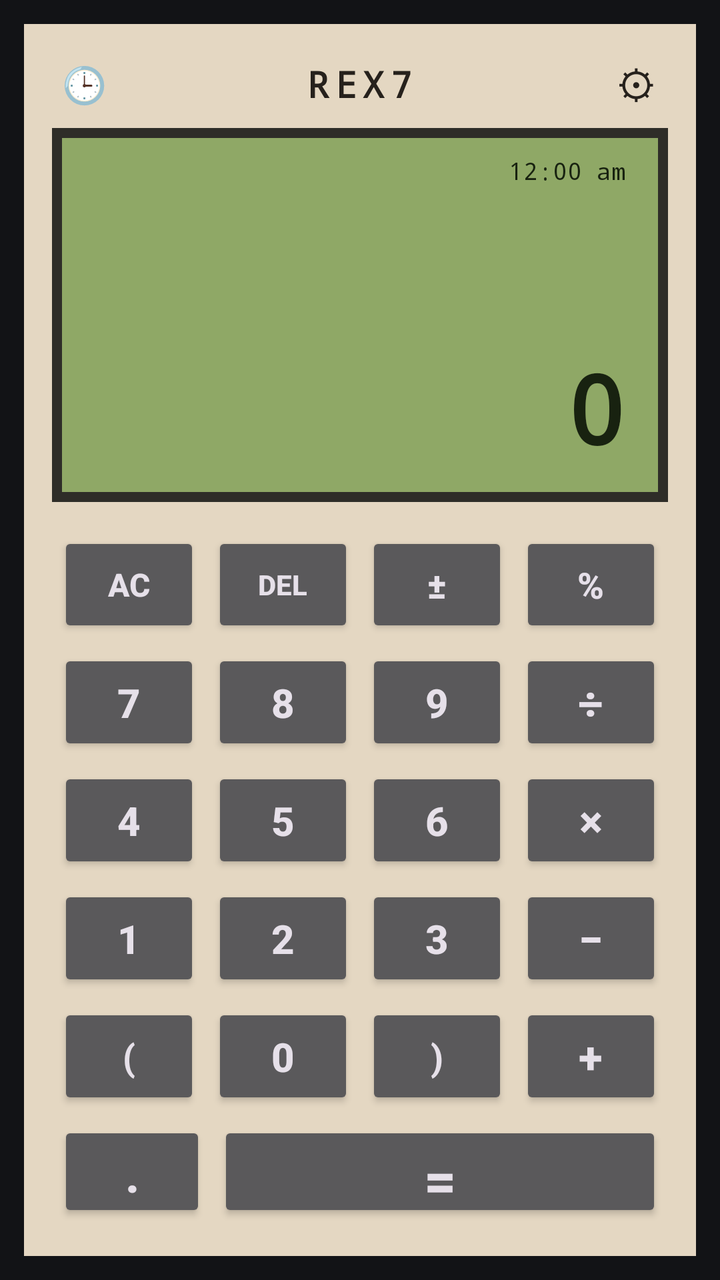
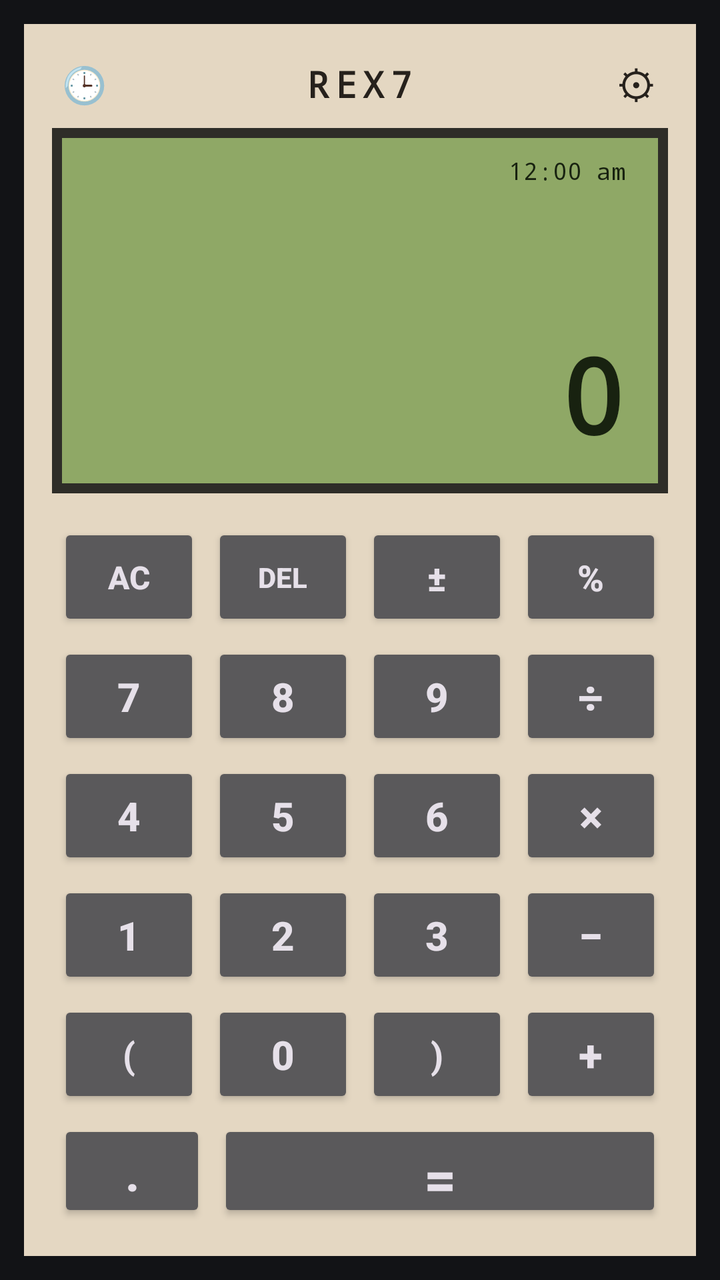

The first picture is an Android layout as it rendered before a commit; the second is the same layout after the commit. The layout source and the unified diff follow.
<!-- AndroidManifest.xml: application theme Theme.REX7Calculator -->
<!-- res/layout/activity_main.xml -->
<?xml version="1.0" encoding="utf-8"?>
<LinearLayout xmlns:android="http://schemas.android.com/apk/res/android"
    android:id="@+id/rootContainer"
    android:layout_width="match_parent"
    android:layout_height="match_parent"
    android:background="#121316"
    android:orientation="vertical"
    android:padding="12dp">

    <LinearLayout
        android:id="@+id/chassisLayout"
        android:layout_width="match_parent"
        android:layout_height="match_parent"
        android:background="#E4D7C2"
        android:orientation="vertical"
        android:padding="14dp">

        
        <RelativeLayout
            android:layout_width="match_parent"
            android:layout_height="32dp">
            <TextView
                android:id="@+id/btnHistory"
                android:layout_width="32dp"
                android:layout_height="32dp"
                android:layout_alignParentStart="true"
                android:gravity="center"
                android:text="🕒"
                android:textSize="18sp" />
            <TextView
                android:id="@+id/tvBrand"
                android:layout_width="wrap_content"
                android:layout_height="wrap_content"
                android:layout_centerInParent="true"
                android:fontFamily="monospace"
                android:letterSpacing="0.18"
                android:text="REX7"
                android:textColor="#26211C"
                android:textSize="18sp"
                android:textStyle="bold" />
            <TextView
                android:id="@+id/btnSettings"
                android:layout_width="32dp"
                android:layout_height="32dp"
                android:layout_alignParentEnd="true"
                android:gravity="center"
                android:text="⚙"
                android:textColor="#26211C"
                android:textSize="20sp" />
        </RelativeLayout>

        
        <LinearLayout
            android:id="@+id/lcdBorderLayout"
            android:layout_width="match_parent"
            android:layout_height="0dp"
            android:layout_weight="0.88"
            android:layout_marginTop="6dp"
            android:layout_marginBottom="12dp"
            android:background="#2E2D28"
            android:padding="5dp">

            <LinearLayout
                android:id="@+id/lcdScreen"
                android:layout_width="match_parent"
                android:layout_height="match_parent"
                android:background="#8FA866"
                android:orientation="vertical"
                android:paddingStart="16dp"
                android:paddingTop="8dp"
                android:paddingEnd="16dp"
                android:paddingBottom="10dp">

                <RelativeLayout
                    android:layout_width="match_parent"
                    android:layout_height="wrap_content">
                    <TextView
                        android:id="@+id/tvLcdClock"
                        android:layout_width="wrap_content"
                        android:layout_height="wrap_content"
                        android:layout_alignParentEnd="true"
                        android:fontFamily="monospace"
                        android:text="12:00 am"
                        android:textColor="#182210"
                        android:textSize="12sp" />
                </RelativeLayout>

                
                <TextView
                    android:id="@+id/tvExpression"
                    android:layout_width="match_parent"
                    android:layout_height="0dp"
                    android:layout_weight="1"
                    android:fontFamily="monospace"
                    android:gravity="end|center_vertical"
                    android:textAlignment="viewEnd"
                    android:letterSpacing="0.03"
                    android:singleLine="true"
                    android:ellipsize="start"
                    android:text=""
                    android:textColor="#182210"
                    android:textSize="40sp"
                    android:textStyle="bold" />

                
                <TextView
                    android:id="@+id/tvResult"
                    android:layout_width="match_parent"
                    android:layout_height="wrap_content"
                    android:fontFamily="monospace"
                    android:gravity="end|bottom"
                    android:textAlignment="viewEnd"
                    android:letterSpacing="0.04"
                    android:singleLine="true"
                    android:ellipsize="none"
                    android:text="0"
                    android:textColor="#182210"
                    android:textSize="48sp"
                    android:textStyle="bold" />
            </LinearLayout>
        </LinearLayout>

        
        <LinearLayout
            android:layout_width="match_parent"
            android:layout_height="0dp"
            android:layout_weight="1.65"
            android:orientation="vertical">

            <LinearLayout android:layout_width="match_parent" android:layout_height="0dp" android:layout_weight="1" android:orientation="horizontal">
                <androidx.appcompat.widget.AppCompatButton android:id="@+id/btnAC" android:layout_width="0dp" android:layout_height="match_parent" android:layout_weight="1" android:layout_margin="3dp" android:text="AC" android:textSize="16sp" android:textStyle="bold" />
                <androidx.appcompat.widget.AppCompatButton android:id="@+id/btnDel" android:layout_width="0dp" android:layout_height="match_parent" android:layout_weight="1" android:layout_margin="3dp" android:text="DEL" android:textSize="14sp" android:textStyle="bold" />
                <androidx.appcompat.widget.AppCompatButton android:id="@+id/btnToggleSign" android:layout_width="0dp" android:layout_height="match_parent" android:layout_weight="1" android:layout_margin="3dp" android:text="±" android:textSize="18sp" android:textStyle="bold" />
                <androidx.appcompat.widget.AppCompatButton android:id="@+id/btnPercent" android:layout_width="0dp" android:layout_height="match_parent" android:layout_weight="1" android:layout_margin="3dp" android:text="%" android:textSize="18sp" android:textStyle="bold" />
            </LinearLayout>

            <LinearLayout android:layout_width="match_parent" android:layout_height="0dp" android:layout_weight="1" android:orientation="horizontal">
                <androidx.appcompat.widget.AppCompatButton android:id="@+id/btn7" android:layout_width="0dp" android:layout_height="match_parent" android:layout_weight="1" android:layout_margin="3dp" android:text="7" android:textSize="20sp" android:textStyle="bold" />
                <androidx.appcompat.widget.AppCompatButton android:id="@+id/btn8" android:layout_width="0dp" android:layout_height="match_parent" android:layout_weight="1" android:layout_margin="3dp" android:text="8" android:textSize="20sp" android:textStyle="bold" />
                <androidx.appcompat.widget.AppCompatButton android:id="@+id/btn9" android:layout_width="0dp" android:layout_height="match_parent" android:layout_weight="1" android:layout_margin="3dp" android:text="9" android:textSize="20sp" android:textStyle="bold" />
                <androidx.appcompat.widget.AppCompatButton android:id="@+id/btnDivide" android:layout_width="0dp" android:layout_height="match_parent" android:layout_weight="1" android:layout_margin="3dp" android:text="÷" android:textSize="22sp" android:textStyle="bold" />
            </LinearLayout>

            <LinearLayout android:layout_width="match_parent" android:layout_height="0dp" android:layout_weight="1" android:orientation="horizontal">
                <androidx.appcompat.widget.AppCompatButton android:id="@+id/btn4" android:layout_width="0dp" android:layout_height="match_parent" android:layout_weight="1" android:layout_margin="3dp" android:text="4" android:textSize="20sp" android:textStyle="bold" />
                <androidx.appcompat.widget.AppCompatButton android:id="@+id/btn5" android:layout_width="0dp" android:layout_height="match_parent" android:layout_weight="1" android:layout_margin="3dp" android:text="5" android:textSize="20sp" android:textStyle="bold" />
                <androidx.appcompat.widget.AppCompatButton android:id="@+id/btn6" android:layout_width="0dp" android:layout_height="match_parent" android:layout_weight="1" android:layout_margin="3dp" android:text="6" android:textSize="20sp" android:textStyle="bold" />
                <androidx.appcompat.widget.AppCompatButton android:id="@+id/btnMultiply" android:layout_width="0dp" android:layout_height="match_parent" android:layout_weight="1" android:layout_margin="3dp" android:text="×" android:textSize="22sp" android:textStyle="bold" />
            </LinearLayout>

            <LinearLayout android:layout_width="match_parent" android:layout_height="0dp" android:layout_weight="1" android:orientation="horizontal">
                <androidx.appcompat.widget.AppCompatButton android:id="@+id/btn1" android:layout_width="0dp" android:layout_height="match_parent" android:layout_weight="1" android:layout_margin="3dp" android:text="1" android:textSize="20sp" android:textStyle="bold" />
                <androidx.appcompat.widget.AppCompatButton android:id="@+id/btn2" android:layout_width="0dp" android:layout_height="match_parent" android:layout_weight="1" android:layout_margin="3dp" android:text="2" android:textSize="20sp" android:textStyle="bold" />
                <androidx.appcompat.widget.AppCompatButton android:id="@+id/btn3" android:layout_width="0dp" android:layout_height="match_parent" android:layout_weight="1" android:layout_margin="3dp" android:text="3" android:textSize="20sp" android:textStyle="bold" />
                <androidx.appcompat.widget.AppCompatButton android:id="@+id/btnMinus" android:layout_width="0dp" android:layout_height="match_parent" android:layout_weight="1" android:layout_margin="3dp" android:text="−" android:textSize="22sp" android:textStyle="bold" />
            </LinearLayout>

            <LinearLayout android:layout_width="match_parent" android:layout_height="0dp" android:layout_weight="1" android:orientation="horizontal">
                <androidx.appcompat.widget.AppCompatButton android:id="@+id/btnParenOpen" android:layout_width="0dp" android:layout_height="match_parent" android:layout_weight="1" android:layout_margin="3dp" android:text="(" android:textSize="18sp" android:textStyle="bold" />
                <androidx.appcompat.widget.AppCompatButton android:id="@+id/btn0" android:layout_width="0dp" android:layout_height="match_parent" android:layout_weight="1" android:layout_margin="3dp" android:text="0" android:textSize="20sp" android:textStyle="bold" />
                <androidx.appcompat.widget.AppCompatButton android:id="@+id/btnParenClose" android:layout_width="0dp" android:layout_height="match_parent" android:layout_weight="1" android:layout_margin="3dp" android:text=")" android:textSize="18sp" android:textStyle="bold" />
                <androidx.appcompat.widget.AppCompatButton android:id="@+id/btnPlus" android:layout_width="0dp" android:layout_height="match_parent" android:layout_weight="1" android:layout_margin="3dp" android:text="+" android:textSize="22sp" android:textStyle="bold" />
            </LinearLayout>

            <LinearLayout android:layout_width="match_parent" android:layout_height="0dp" android:layout_weight="0.95" android:orientation="horizontal">
                <androidx.appcompat.widget.AppCompatButton android:id="@+id/btnDot" android:layout_width="0dp" android:layout_height="match_parent" android:layout_weight="1" android:layout_margin="3dp" android:text="." android:textSize="24sp" android:textStyle="bold" />
                <androidx.appcompat.widget.AppCompatButton android:id="@+id/btnEqual" android:layout_width="0dp" android:layout_height="match_parent" android:layout_weight="3" android:layout_margin="3dp" android:text="=" android:textSize="28sp" android:textStyle="bold" />
            </LinearLayout>
        </LinearLayout>
    </LinearLayout>
</LinearLayout>
<!-- resources referenced by this layout -->
<resources>
  <style name="Theme.REX7Calculator" parent="Theme.Material3.Dark.NoActionBar">
          <item name="android:statusBarColor">#121214</item>
          <item name="android:navigationBarColor">#121214</item>
          <item name="android:windowLightStatusBar">false</item>
      </style>
</resources>

<!-- the commit's change to res/layout/activity_main.xml (unified diff, before → after) -->
@@ -54,7 +54,7 @@
             android:id="@+id/lcdBorderLayout"
             android:layout_width="match_parent"
             android:layout_height="0dp"
-            android:layout_weight="0.88"
+            android:layout_weight="0.85"
             android:layout_marginTop="6dp"
             android:layout_marginBottom="12dp"
             android:background="#2E2D28"
@@ -95,11 +95,10 @@
                     android:gravity="end|center_vertical"
                     android:textAlignment="viewEnd"
                     android:letterSpacing="0.03"
-                    android:singleLine="true"
-                    android:ellipsize="start"
+                    android:maxLines="2"
                     android:text=""
                     android:textColor="#182210"
-                    android:textSize="40sp"
+                    android:textSize="44sp"
                     android:textStyle="bold" />
 
                 
@@ -112,10 +111,9 @@
                     android:textAlignment="viewEnd"
                     android:letterSpacing="0.04"
                     android:singleLine="true"
-                    android:ellipsize="none"
                     android:text="0"
                     android:textColor="#182210"
-                    android:textSize="48sp"
+                    android:textSize="52sp"
                     android:textStyle="bold" />
             </LinearLayout>
         </LinearLayout>
